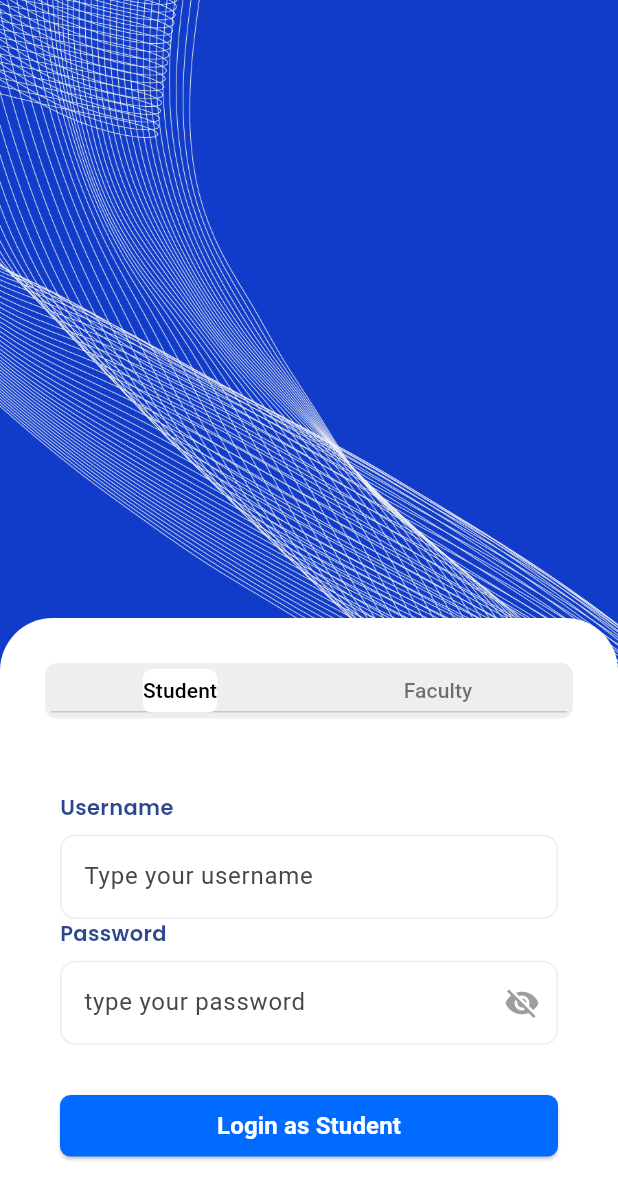
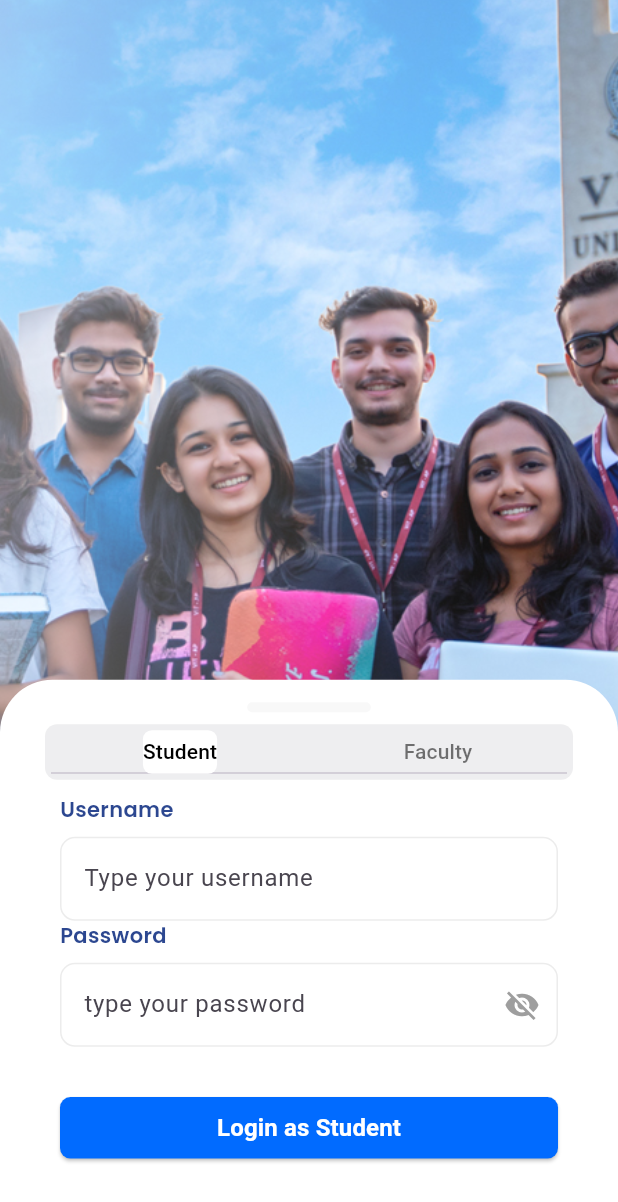
Before and after one commit to Team-NEXT-INDIA/VITAP--V2, a Flutter app: the LoginPage screen opened directly, on a phone screen of 412 x 824 dp. Shown: the top 1202 px of the screen. Run offline on Flutter 3.47's test engine with Material 2 defaults, Android fonts, the light colour scheme and no system bars; our stand-ins replace animate_do, barcode_widget, carousel_slider, flip_card, flutter_svg, font_awesome_flutter and 3 more; project files that could hold a hidden picture were left out.

Commit message:
Major Changes
+ Refactored On-Boarding page
+ Refactored Login page
    + Added Animated
      Slideshow(Single-image)
+ Fixed IOS Login page scroll issue
+ Refactored Homepage

```diff
--- a/lib/customs/theme.dart
+++ b/lib/customs/theme.dart
@@ -60,7 +60,8 @@ const CarouselShadow = const [
     offset: Offset(5, 22),
     spreadRadius: 0.22,
     blurRadius: 32,
-    color: Color.fromRGBO(162, 159, 159, 0.93),
+    color: Colors.transparent,
+    // color: Color.fromRGBO(162, 159, 159, 0.93),
   )
 ];
 
--- /dev/null
+++ b/lib/screens/LoginPage/login_slideshow.dart
@@ -0,0 +1,43 @@
+import 'package:flutter/material.dart';
+
+import '../../customs/theme.dart';
+
+class LoginSlideshow extends StatefulWidget {
+  const LoginSlideshow({Key? key}) : super(key: key);
+
+  @override
+  State<LoginSlideshow> createState() => _loginPageState();
+}
+
+class _loginPageState extends State<LoginSlideshow>
+    with TickerProviderStateMixin {
+  late final AnimationController _controller =
+      AnimationController(duration: const Duration(seconds: 40), vsync: this)
+        ..repeat(reverse: true);
+
+  late final Animation<double> _animation = Tween<double>(begin: 1, end: 1.5)
+      .animate(CurvedAnimation(parent: _controller, curve: Curves.linear));
+
+  @override
+  void dispose() {
+    super.dispose();
+    _controller.dispose();
+  }
+
+  @override
+  Widget build(BuildContext context) {
+    return Container(
+      height: MediaQuery.of(context).size.height * 0.7,
+      width: MediaQuery.of(context).size.width,
+      clipBehavior: Clip.hardEdge,
+      decoration: BoxDecoration(gradient: CarouselGradient),
+      child: ScaleTransition(
+        scale: _animation,
+        child: Image.asset(
+          'assets/images/home/login_bg.png',
+          fit: BoxFit.fitHeight,
+        ),
+      ),
+    );
+  }
+}
--- a/lib/screens/LoginPage/loginpage.dart
+++ b/lib/screens/LoginPage/loginpage.dart
@@ -1,13 +1,12 @@
 // ignore_for_file: camel_case_types
 
-import 'package:animate_do/animate_do.dart';
 import 'package:flutter/cupertino.dart';
 import 'package:flutter/material.dart';
 import 'package:flutter/services.dart';
 
-import '../../customs/theme.dart';
 import '../../utils/utils.dart';
 import '../Student/Layout.dart';
+import 'login_slideshow.dart';
 
 class LoginPage extends StatefulWidget {
   const LoginPage({Key? key}) : super(key: key);
@@ -16,8 +15,7 @@ class LoginPage extends StatefulWidget {
   State<LoginPage> createState() => _loginPageState();
 }
 
-class _loginPageState extends State<LoginPage>
-    with SingleTickerProviderStateMixin {
+class _loginPageState extends State<LoginPage> with TickerProviderStateMixin {
   late TabController tabController;
 
   @override
@@ -39,28 +37,34 @@ class _loginPageState extends State<LoginPage>
         FocusManager.instance.primaryFocus?.unfocus();
       },
       child: Scaffold(
+        resizeToAvoidBottomInset: true,
         backgroundColor: Colors.white,
         body: CustomScrollView(
+          physics: ClampingScrollPhysics(),
+          // scrollBehavior: ScrollBehavior(),
+          // dragStartBehavior: DragStartBehavior.down,
+          keyboardDismissBehavior: ScrollViewKeyboardDismissBehavior.onDrag,
           slivers: [
             SliverFillRemaining(
-              child: Container(
-                decoration: BoxDecoration(
-                  color: primaryColor,
-                  image: DecorationImage(
-                    fit: BoxFit.fill,
-                    image: AssetImage(
-                      'assets/images/on-boarding/login-bg.png',
-                    ),
-                  ),
-                ),
+              child: Stack(children: [
+                LoginSlideshow(),
+                Container(
+                  // decoration: BoxDecoration(
+                  //   color: Colors.white,
+                  //   image: DecorationImage(
+                  //     fit: BoxFit.fill,
+                  //     image: AssetImage(
+                  //       'assets/images/on-boarding/login-bg.png',
+                  //     ),
+                  //   ),
+                  // ),
+                  child: Positioned(
                     child: Column(
                       crossAxisAlignment: CrossAxisAlignment.end,
                       mainAxisAlignment: MainAxisAlignment.end,
                       children: [
-                    FadeInUpBig(
-                      duration: Duration(seconds: 1),
-                      child: Container(
-                        height: MediaQuery.of(context).size.height * 0.5,
+                        Container(
+                          height: MediaQuery.of(context).size.height * 0.45,
                           width: double.infinity,
                           decoration: const BoxDecoration(
                             color: Color(0xffffffff),
@@ -77,28 +81,33 @@ class _loginPageState extends State<LoginPage>
                             // ],
                           ),
                           child: Container(
-                          padding: EdgeInsets.fromLTRB(30, 30, 30, 0),
+                            padding: EdgeInsets.fromLTRB(30, 15, 30, 0),
                             child: Column(
                               children: [
-                              // Row(
-                              //   mainAxisAlignment: MainAxisAlignment.center,
-                              //   children: [
-                              //     Container(
-                              //       height: 6,
-                              //       width: 70,
-                              //       decoration: BoxDecoration(
-                              //           color: Color(0xfff8f8f8),
-                              //           borderRadius: BorderRadius.circular(50)),
-                              //     ),
-                              //     SizedBox(
-                              //       height: 20,
-                              //     )
-                              //   ],
-                              // ),
+                                Padding(
+                                  padding: const EdgeInsets.only(bottom: 8.0),
+                                  child: Row(
+                                    mainAxisAlignment: MainAxisAlignment.center,
+                                    children: [
                                       Container(
                                         height:
-                                    MediaQuery.of(context).size.height * 0.045,
-                                width: MediaQuery.of(context).size.height,
+                                            MediaQuery.of(context).size.height *
+                                                0.008,
+                                        width:
+                                            MediaQuery.of(context).size.width *
+                                                0.2,
+                                        decoration: BoxDecoration(
+                                            color: Color(0xfff8f8f8),
+                                            borderRadius:
+                                                BorderRadius.circular(50)),
+                                      ),
+                                    ],
+                                  ),
+                                ),
+                                Container(
+                                  height: MediaQuery.of(context).size.height *
+                                      0.045,
+                                  width: MediaQuery.of(context).size.width,
                                   decoration: BoxDecoration(
                                       color: const Color(0x1F767680),
                                       borderRadius: BorderRadius.circular(8)),
@@ -141,10 +150,11 @@ class _loginPageState extends State<LoginPage>
                             ),
                           ),
                         ),
-                    ),
                       ],
                     ),
                   ),
+                ),
+              ]),
             )
           ],
         ),
@@ -169,7 +179,7 @@ class _StudentTabState extends State<StudentTab> {
       padding: const EdgeInsets.all(10),
       child: Column(
         mainAxisSize: MainAxisSize.max,
-        mainAxisAlignment: MainAxisAlignment.center,
+        mainAxisAlignment: MainAxisAlignment.start,
         children: [
           Row(
             mainAxisSize: MainAxisSize.max,
@@ -327,7 +337,7 @@ class _FacultyTabState extends State<FacultyTab> {
       padding: const EdgeInsets.all(10),
       child: Column(
         mainAxisSize: MainAxisSize.max,
-        mainAxisAlignment: MainAxisAlignment.center,
+        mainAxisAlignment: MainAxisAlignment.start,
         children: [
           Row(
             mainAxisSize: MainAxisSize.max,
@@ -346,6 +356,7 @@ class _FacultyTabState extends State<FacultyTab> {
           Padding(
             padding: const EdgeInsets.only(top: 8.0),
             child: TextFormField(
+              scrollPadding: EdgeInsets.only(bottom: 40),
               autofocus: false,
               obscureText: false,
               decoration: const InputDecoration(
--- a/lib/screens/OnBoarding/onBoarding.dart
+++ b/lib/screens/OnBoarding/onBoarding.dart
@@ -1,6 +1,5 @@
 import 'dart:ui';
 
-import 'package:animate_do/animate_do.dart';
 import 'package:flutter/gestures.dart';
 import 'package:flutter/material.dart';
 import 'package:myapp/customs/theme.dart';
@@ -29,9 +28,7 @@ class Onboarding extends StatelessWidget {
           crossAxisAlignment: CrossAxisAlignment.end,
           mainAxisAlignment: MainAxisAlignment.end,
           children: [
-            FadeInUpBig(
-              duration: Duration(seconds: 1),
-              child: Container(
+            Container(
               height: MediaQuery.of(context).size.height * 0.6,
               width: double.infinity,
               decoration: const BoxDecoration(
@@ -58,7 +55,7 @@ class Onboarding extends StatelessWidget {
                       textAlign: TextAlign.center,
                       style: SafeGoogleFont(
                         'Poppins',
-                          fontSize: 32,
+                        fontSize: 40,
                         fontWeight: FontWeight.w700,
                         color: const Color(0xff002079),
                       ),
@@ -72,8 +69,8 @@ class Onboarding extends StatelessWidget {
                     child: Text(
                       'Now access your essentials using our app\nand get access all the academic details',
                       textAlign: TextAlign.center,
-                        style: SafeGoogleFont(
-                          'Poppins',
+                      style: TextStyle(
+                        fontFamily: '.SF UI Display',
                         fontSize: 14,
                         fontWeight: FontWeight.w300,
                         color: const Color(0xd3002179),
@@ -120,7 +117,6 @@ class Onboarding extends StatelessWidget {
                 ],
               ),
             ),
-            ),
           ],
         ),
       ),
--- a/lib/screens/Student/Homepage/components/PromoSlider.dart
+++ b/lib/screens/Student/Homepage/components/PromoSlider.dart
@@ -32,7 +32,7 @@ class _PromoSliderState extends State<PromoSlider> {
           Container(
             margin: EdgeInsets.only(bottom: 10),
             child: Padding(
-              padding: const EdgeInsetsDirectional.fromSTEB(0, 4, 0, 1),
+              padding: const EdgeInsetsDirectional.fromSTEB(0, 0, 0, 1),
               child: Hero(
                 transitionOnUserGestures: true,
                 tag: 'mainslider2',
@@ -171,7 +171,7 @@ class _PromoSliderState extends State<PromoSlider> {
           Container(
             margin: EdgeInsets.only(bottom: 10),
             child: Padding(
-              padding: const EdgeInsetsDirectional.fromSTEB(0, 4, 0, 1),
+              padding: const EdgeInsetsDirectional.fromSTEB(0, 0, 0, 1),
               child: Hero(
                 transitionOnUserGestures: true,
                 tag: 'mainslider3',
@@ -310,7 +310,7 @@ class _PromoSliderState extends State<PromoSlider> {
           Container(
             margin: EdgeInsets.only(bottom: 10),
             child: Padding(
-              padding: const EdgeInsetsDirectional.fromSTEB(0, 4, 0, 1),
+              padding: const EdgeInsetsDirectional.fromSTEB(0, 0, 0, 1),
               child: Hero(
                 transitionOnUserGestures: true,
                 tag: 'mainslider1',
@@ -459,7 +459,7 @@ class _PromoSliderState extends State<PromoSlider> {
           Container(
             margin: EdgeInsets.only(bottom: 10),
             child: Padding(
-              padding: const EdgeInsetsDirectional.fromSTEB(0, 4, 0, 1),
+              padding: const EdgeInsetsDirectional.fromSTEB(0, 0, 0, 1),
               child: Hero(
                 transitionOnUserGestures: true,
                 tag: 'mainslider4',
--- a/pubspec.yaml
+++ b/pubspec.yaml
@@ -46,7 +46,6 @@ dependencies:
   font_awesome_flutter: ^10.3.0
   barcode_widget: ^2.0.3
   flip_card: ^0.6.0
-  modal_bottom_sheet: ^2.1.2
 
 
 dev_dependencies:
```
Also changed, not shown: assets/images/home/drone-view.webp (added), assets/images/home/login_bg.png (added), 2 other files. Lines whose indentation alone changed are shown as unchanged.
